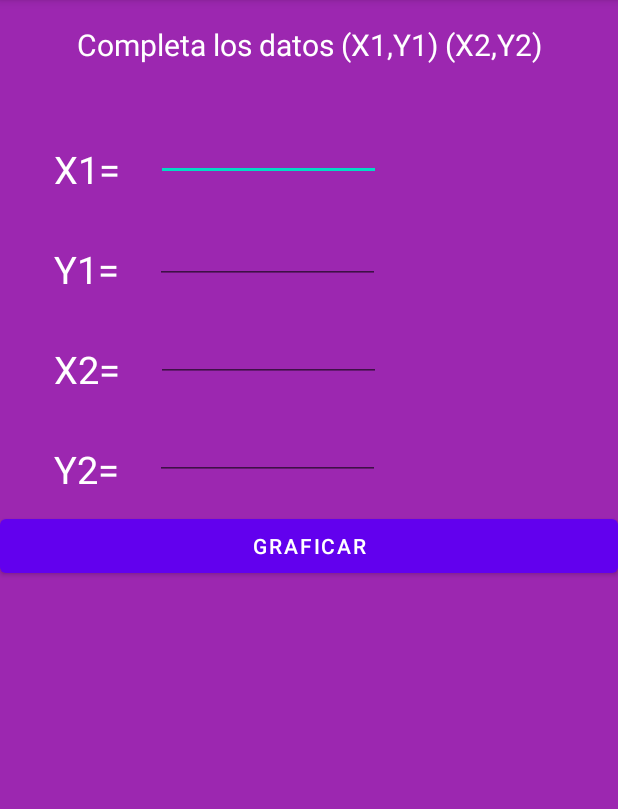
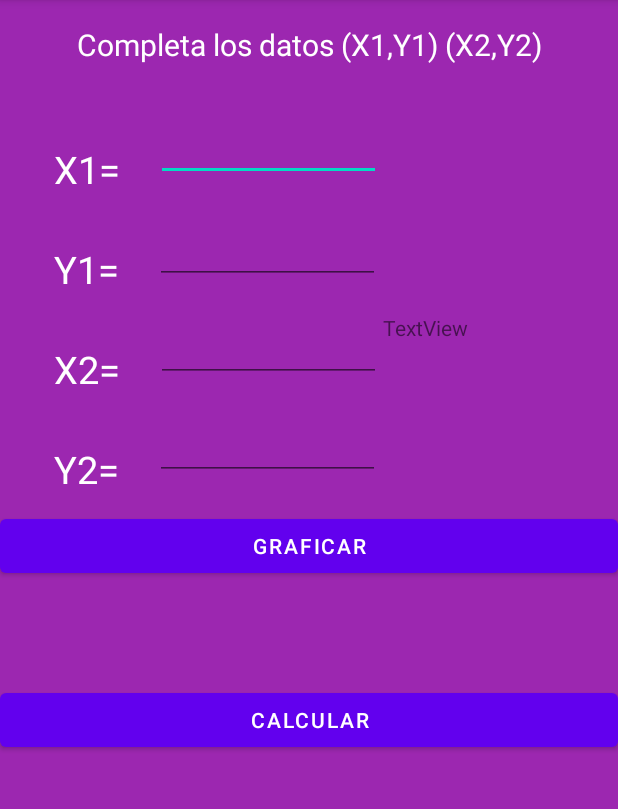
Before and after one commit to theinsideshine/education_tools, an Android app: the LinearFTwoPointActivity screen opened directly, with no data from a screen before it, on a phone screen of 412 x 824 dp, the part 84-893 px from its top. Run offline under Robolectric (Android 15) with nearby library versions, the phone set to English and light mode, and no system bars.

Commit message:
tv_ecuaction in Graphing.java

```diff
--- a/app/src/main/java/com/example/navigatioview2/LinearFTwoPointActivity.java
+++ b/app/src/main/java/com/example/navigatioview2/LinearFTwoPointActivity.java
@@ -6,19 +6,86 @@ import androidx.appcompat.app.AppCompatActivity;
 import android.content.Intent;
 import android.os.Bundle;
 import android.view.View;
-import android.widget.Button;
+import android.widget.EditText;
+import android.widget.TextView;
 
-public class LinearFTwoPointActivity extends AppCompatActivity{
+public class LinearFTwoPointActivity extends AppCompatActivity  {
+
+    private EditText et_X1,et_Y1,et_X2,et_Y2;
+    private TextView tv_calculate;
+    private  double x ;
+    private double m;
+    private double b;
+    private double X1;
+    private double Y1;
+    private double X2;
+    private double Y2;
+    private String strX1;
+    private String strY1;
+    private String strX2;
+    private String strY2;
 
     @Override
     protected void onCreate(Bundle savedInstanceState) {
         super.onCreate( savedInstanceState );
         setContentView( R.layout.activity_flinear_two_point );
+        et_X1 = findViewById( R.id.etxTwoPointInX1);
+        et_Y1 = findViewById( R.id.etxTwoPointInY1);
+        et_X2 = findViewById( R.id.etxTwoPointInX2);
+        et_Y2 = findViewById( R.id.etxTwoPointInY2);
+        tv_calculate = findViewById( R.id.tv_calculate );
+
+
     }
 
     public void Graphing (View view){
 
         Intent graphing = new Intent(this, Graphing.class);
+
+
+        graphing.putExtra("b",b);
+        graphing.putExtra("m",m);
+
+
         startActivity( graphing );
     }
+
+    public void Calculate (View view){
+
+        strX1 = et_X1.getText().toString();
+        strY1 = et_Y1.getText().toString();
+        strX2 = et_X2.getText().toString();
+        strY2 = et_Y2.getText().toString();
+
+        try {
+            X1 = Double.parseDouble(strX1);
+        }catch (NumberFormatException e) {
+            //lat_string does not contain valid double value
+        }
+        try {
+            Y1 = Double.parseDouble(strY1);
+        }catch (NumberFormatException e) {
+            //lat_string does not contain valid double value
+        }
+        try {
+            X2 = Double.parseDouble(strX2);
+        }catch (NumberFormatException e) {
+            //lat_string does not contain valid double value
+        }
+        try {
+            Y2 = Double.parseDouble(strY2);
+        }catch (NumberFormatException e) {
+            //lat_string does not contain valid double value
+        }
+
+
+        m = (Y2-Y1) / (X2-X1);
+        b = Y1 - (m*X1);
+
+        tv_calculate.setText( "m= "+m+"; b= "+b );
+
+
+    }
+
+
 }
--- a/app/src/main/res/layout/activity_flinear_two_point.xml
+++ b/app/src/main/res/layout/activity_flinear_two_point.xml
@@ -146,5 +146,30 @@
         app:layout_constraintStart_toStartOf="parent"
         app:layout_constraintTop_toBottomOf="@+id/etxTwoPointInY2" />
 
+    <Button
+        android:id="@+id/btn_calculate"
+        android:layout_width="match_parent"
+        android:layout_height="wrap_content"
+
+        android:layout_marginTop="68dp"
+        android:onClick="Calculate"
+        android:text="calcular"
+        android:textColor="@color/ColorTextColor"
+        app:layout_constraintEnd_toEndOf="parent"
+        app:layout_constraintHorizontal_bias="0.0"
+        app:layout_constraintStart_toStartOf="parent"
+        app:layout_constraintTop_toBottomOf="@+id/btnTwoPointGraph" />
+
+    <TextView
+        android:id="@+id/tv_calculate"
+        android:layout_width="wrap_content"
+        android:layout_height="wrap_content"
+        android:layout_marginStart="1dp"
+        android:layout_marginLeft="1dp"
+        android:layout_marginBottom="112dp"
+        android:text="TextView"
+        app:layout_constraintBottom_toTopOf="@+id/btnTwoPointGraph"
+        app:layout_constraintStart_toEndOf="@+id/etxTwoPointInX2" />
+
 
 </androidx.constraintlayout.widget.ConstraintLayout>
--- a/app/src/main/res/layout/activity_graphing.xml
+++ b/app/src/main/res/layout/activity_graphing.xml
@@ -12,9 +12,10 @@
 
     <TextView
         android:id="@+id/textView"
+        android:textColor="@color/ColorTextColor"
         android:layout_width="wrap_content"
         android:layout_height="wrap_content"
-        android:layout_marginTop="64dp"
+        android:layout_marginTop="34dp"
         android:text="TextView"
         app:layout_constraintBottom_toTopOf="@+id/textView2"
         app:layout_constraintEnd_toEndOf="parent"
@@ -34,6 +35,7 @@
 
     <TextView
         android:id="@+id/textView2"
+        android:textColor="@color/ColorTextColor"
         android:layout_width="wrap_content"
         android:layout_height="wrap_content"
         android:text="TextView"
@@ -45,6 +47,7 @@
 
     <TextView
         android:id="@+id/textView3"
+        android:textColor="@color/ColorTextColor"
         android:layout_width="wrap_content"
         android:layout_height="wrap_content"
         android:text="TextView"
@@ -56,6 +59,7 @@
 
     <TextView
         android:id="@+id/textView4"
+        android:textColor="@color/ColorTextColor"
         android:layout_width="wrap_content"
         android:layout_height="wrap_content"
         android:text="TextView"
```
Also changed, not shown: app/src/main/java/com/example/navigatioview2/GraphicData.java (deleted, +0 -25 lines), app/src/main/java/com/example/navigatioview2/Graphing.java (+12 -6 lines).
